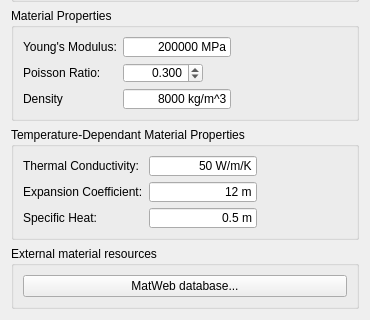
Before: the Qt Designer form src/Mod/Fem/TaskPanelMechanicalMaterial.ui in makkemal/FreeCAD, drawn with Qt 5; both pictures show x 0 to 370 and y 393 to 713 of the 370 by 713 pixel window.
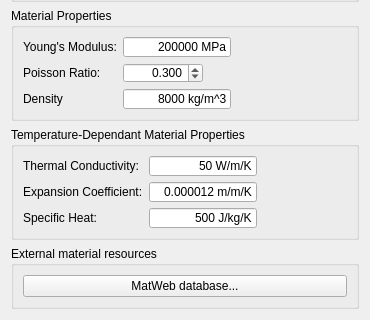
After: the same form once the commit is applied. Custom widgets are drawn as their Qt base class.

Diff of the .ui file:
```diff
--- a/src/Mod/Fem/TaskPanelMechanicalMaterial.ui
+++ b/src/Mod/Fem/TaskPanelMechanicalMaterial.ui
@@ -278,7 +278,7 @@
            </size>
           </property>
           <property name="text">
-           <string>12 m</string>
+           <string>0.000012 m/m/K</string>
           </property>
           <property name="alignment">
            <set>Qt::AlignRight|Qt::AlignTrailing|Qt::AlignVCenter</set>
@@ -322,7 +322,7 @@
            </size>
           </property>
           <property name="text">
-           <string>0.5 m</string>
+           <string>500 J/kg/K</string>
           </property>
           <property name="alignment">
            <set>Qt::AlignRight|Qt::AlignTrailing|Qt::AlignVCenter</set>
```
Left out of the diff: 4 changed lines with no effect on the pictures.
